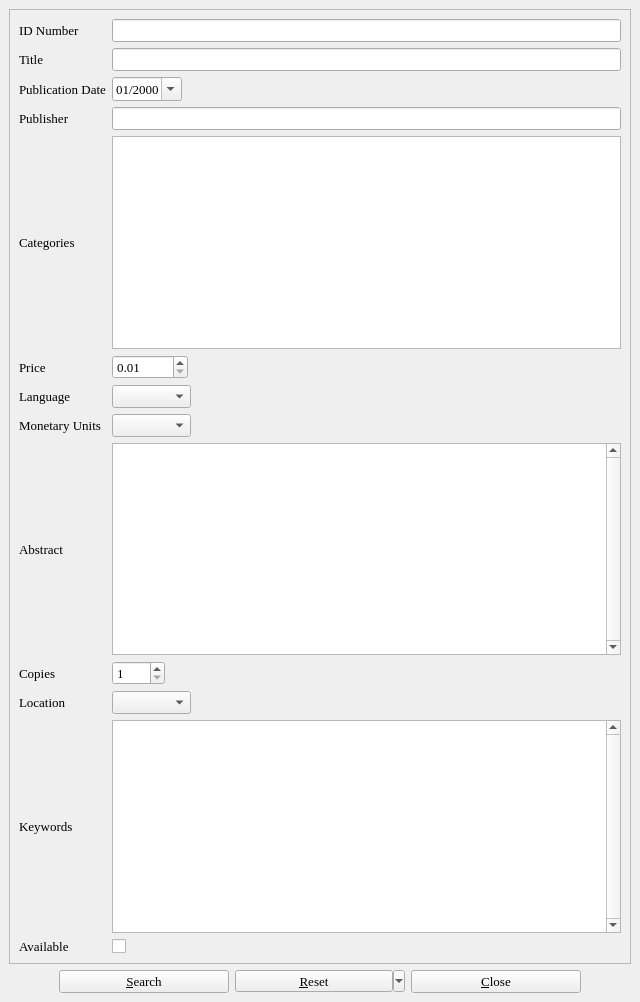
First picture: the form in allinfo.ui, repository textbrowser/biblioteq, before the edit.
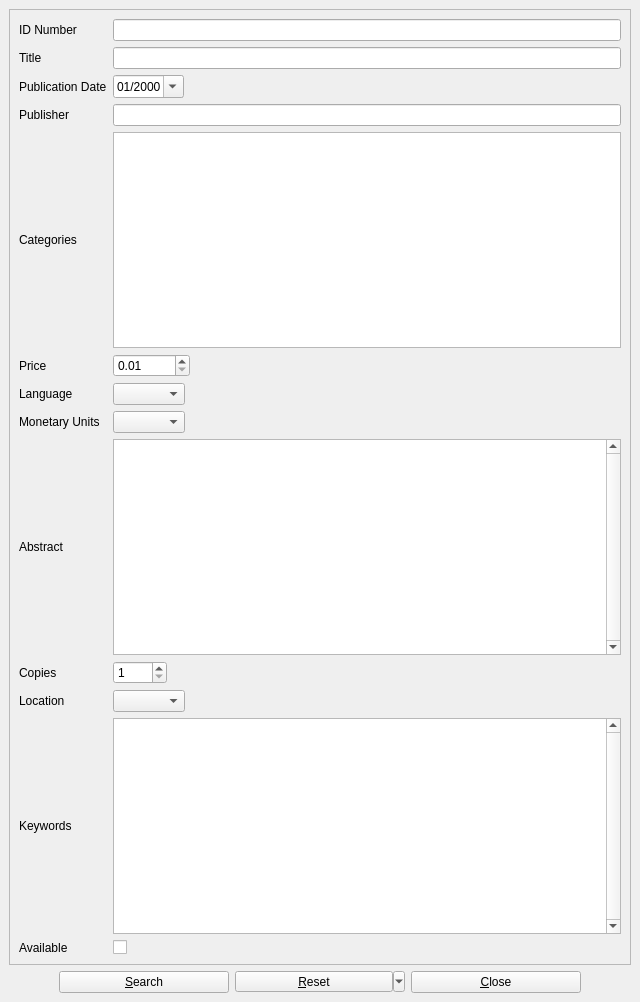
Second picture: the form after the edit. Icons and pictures are not drawn.

Commit message: Default fonts. Do not allow users to set their fonts on OS X systems as this distorts widgets.

```diff
--- a/allinfo.ui
+++ b/allinfo.ui
@@ -10,12 +10,6 @@
     <height>1002</height>
    </rect>
   </property>
-  <property name="font">
-   <font>
-    <family>Times</family>
-    <pointsize>10</pointsize>
-   </font>
-  </property>
   <property name="windowTitle">
    <string>BiblioteQ: General Database Search</string>
   </property>
@@ -38,8 +32,8 @@
         <rect>
          <x>0</x>
          <y>0</y>
-         <width>622</width>
-         <height>942</height>
+         <width>616</width>
+         <height>933</height>
         </rect>
        </property>
        <layout class="QVBoxLayout" name="verticalLayout">
@@ -60,12 +54,6 @@
           <layout class="QGridLayout">
            <item row="0" column="0">
             <widget class="QLabel" name="label">
-             <property name="font">
-              <font>
-               <family>Times</family>
-               <pointsize>10</pointsize>
-              </font>
-             </property>
              <property name="text">
               <string>ID Number</string>
              </property>
@@ -76,12 +64,6 @@
            </item>
            <item row="1" column="0">
             <widget class="QLabel" name="label_2">
-             <property name="font">
-              <font>
-               <family>Times</family>
-               <pointsize>10</pointsize>
-              </font>
-             </property>
              <property name="text">
               <string>Title</string>
              </property>
@@ -92,12 +74,6 @@
            </item>
            <item row="2" column="0">
             <widget class="QLabel" name="label_13">
-             <property name="font">
-              <font>
-               <family>Times</family>
-               <pointsize>10</pointsize>
-              </font>
-             </property>
              <property name="text">
               <string>Publication Date</string>
              </property>
@@ -132,12 +108,6 @@
            </item>
            <item row="3" column="0">
             <widget class="QLabel" name="label_14">
-             <property name="font">
-              <font>
-               <family>Times</family>
-               <pointsize>10</pointsize>
-              </font>
-             </property>
              <property name="text">
               <string>Publisher</string>
              </property>
@@ -148,12 +118,6 @@
            </item>
            <item row="4" column="0">
             <widget class="QLabel" name="label_17">
-             <property name="font">
-              <font>
-               <family>Times</family>
-               <pointsize>10</pointsize>
-              </font>
-             </property>
              <property name="text">
               <string>Categories</string>
              </property>
@@ -161,12 +125,6 @@
            </item>
            <item row="5" column="0">
             <widget class="QLabel" name="label_16">
-             <property name="font">
-              <font>
-               <family>Times</family>
-               <pointsize>10</pointsize>
-              </font>
-             </property>
              <property name="text">
               <string>Price</string>
              </property>
@@ -196,12 +154,6 @@
            </item>
            <item row="6" column="0">
             <widget class="QLabel" name="label_3">
-             <property name="font">
-              <font>
-               <family>Times</family>
-               <pointsize>10</pointsize>
-              </font>
-             </property>
              <property name="text">
               <string>Language</string>
              </property>
@@ -229,12 +181,6 @@
            </item>
            <item row="7" column="0">
             <widget class="QLabel" name="label_4">
-             <property name="font">
-              <font>
-               <family>Times</family>
-               <pointsize>10</pointsize>
-              </font>
-             </property>
              <property name="text">
               <string>Monetary Units</string>
              </property>
@@ -252,12 +198,6 @@
            </item>
            <item row="8" column="0">
             <widget class="QLabel" name="label_7">
-             <property name="font">
-              <font>
-               <family>Times</family>
-               <pointsize>10</pointsize>
-              </font>
-             </property>
              <property name="text">
               <string>Abstract</string>
              </property>
@@ -275,12 +215,6 @@
            </item>
            <item row="9" column="0">
             <widget class="QLabel" name="label_8">
-             <property name="font">
-              <font>
-               <family>Times</family>
-               <pointsize>10</pointsize>
-              </font>
-             </property>
              <property name="text">
               <string>Copies</string>
              </property>
@@ -318,12 +252,6 @@
            </item>
            <item row="10" column="0">
             <widget class="QLabel" name="label_10">
-             <property name="font">
-              <font>
-               <family>Times</family>
-               <pointsize>10</pointsize>
-              </font>
-             </property>
              <property name="text">
               <string>Location</string>
              </property>
@@ -332,13 +260,7 @@
            <item row="10" column="1">
             <layout class="QHBoxLayout">
              <item>
-              <widget class="QComboBox" name="location">
-               <property name="font">
-                <font>
-                 <pointsize>10</pointsize>
-                </font>
-               </property>
-              </widget>
+              <widget class="QComboBox" name="location"/>
              </item>
              <item>
               <spacer>
@@ -357,12 +279,6 @@
            </item>
            <item row="11" column="0">
             <widget class="QLabel" name="label_5">
-             <property name="font">
-              <font>
-               <family>Times</family>
-               <pointsize>10</pointsize>
-              </font>
-             </property>
              <property name="text">
               <string>Keywords</string>
              </property>
@@ -434,12 +350,6 @@
           <height>0</height>
          </size>
         </property>
-        <property name="font">
-         <font>
-          <family>Times</family>
-          <pointsize>10</pointsize>
-         </font>
-        </property>
         <property name="text">
          <string>&amp;Search</string>
         </property>
@@ -457,12 +367,6 @@
           <height>0</height>
          </size>
         </property>
-        <property name="font">
-         <font>
-          <family>Times</family>
-          <pointsize>10</pointsize>
-         </font>
-        </property>
         <property name="text">
          <string>&amp;Reset</string>
         </property>
@@ -479,12 +383,6 @@
           <height>0</height>
          </size>
         </property>
-        <property name="font">
-         <font>
-          <family>Times</family>
-          <pointsize>10</pointsize>
-         </font>
-        </property>
         <property name="text">
          <string>&amp;Close</string>
         </property>
```
The commit also changes 20 other files.
